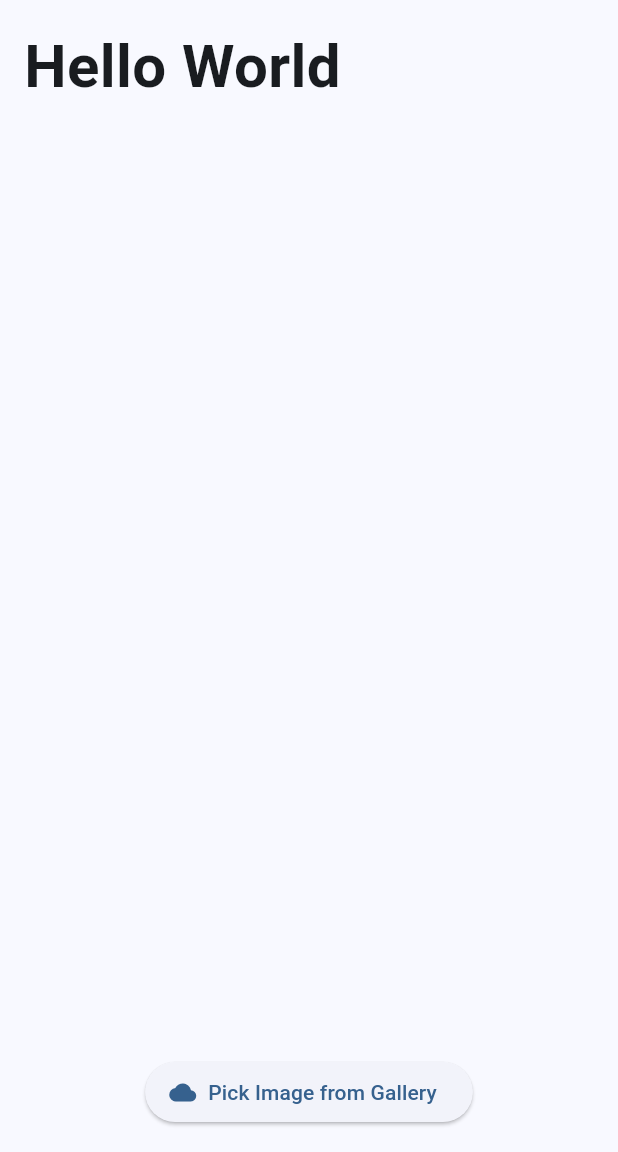
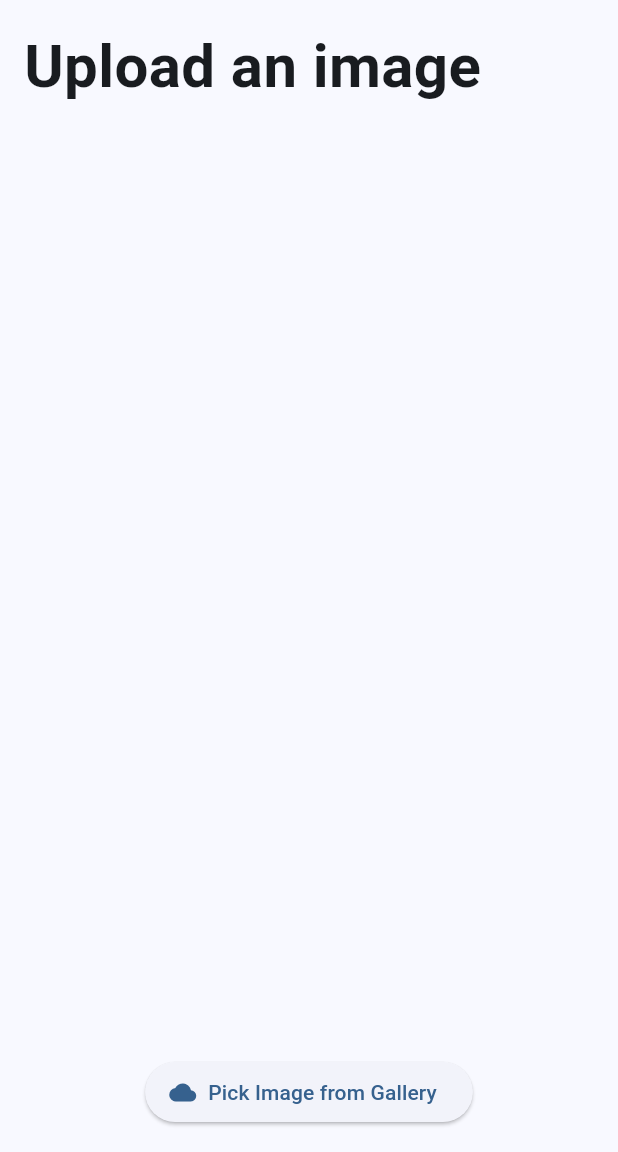
Before and after one commit to Atharva0418/Calories, a Flutter app: the screen it shows after launch, on a phone screen of 412 x 824 dp, the part 84-1236 px from its top. Run offline on Flutter 3.47's test engine with Material 3 defaults, Android fonts, the phone set to English and light mode, and no system bars; our stand-ins replace image_picker.

```diff
--- a/lib/screens/home_screen.dart
+++ b/lib/screens/home_screen.dart
@@ -39,10 +39,16 @@ class _HomeScreenState extends State<HomeScreen> {
         child: Column(
           crossAxisAlignment: CrossAxisAlignment.start,
           children: [
-            Text(
-              'Hello World',
-              style: TextStyle(fontWeight: FontWeight.bold, fontSize: 40),
-            ),
+            _imageFile == null
+                ? Text(
+                  'Upload an image',
+                  style: TextStyle(fontWeight: FontWeight.bold, fontSize: 40),
+                )
+                : Text(
+                  "Food: Athu\nEstimated Calories: 800kcal\nProtein:12g\nCarbohydrate:35g\nFat: 9g ",
+                  style: TextStyle(fontWeight: FontWeight.bold, fontSize: 20),
+                ),
+
             const SizedBox(height: 100),
             Center(
               child:
@@ -50,6 +56,7 @@ class _HomeScreenState extends State<HomeScreen> {
                       ? Image.file(_imageFile!, height: 470)
                       : SizedBox.shrink(),
             ),
+
             Spacer(),
             Align(
               alignment: Alignment.bottomCenter,
--- a/pubspec.yaml
+++ b/pubspec.yaml
@@ -35,6 +35,7 @@ dependencies:
   # Use with the CupertinoIcons class for iOS style icons.
   cupertino_icons: ^1.0.8
   image_picker: ^1.0.4
+  provider: ^6.1.5
 
 
 dev_dependencies:
```
Also changed, not shown: lib/main.dart (+8 -1 lines), lib/models/nutrition_info.dart (added, +15 -0 lines), lib/providers/nutrition_provider.dart (added, +33 -0 lines), pubspec.lock.
